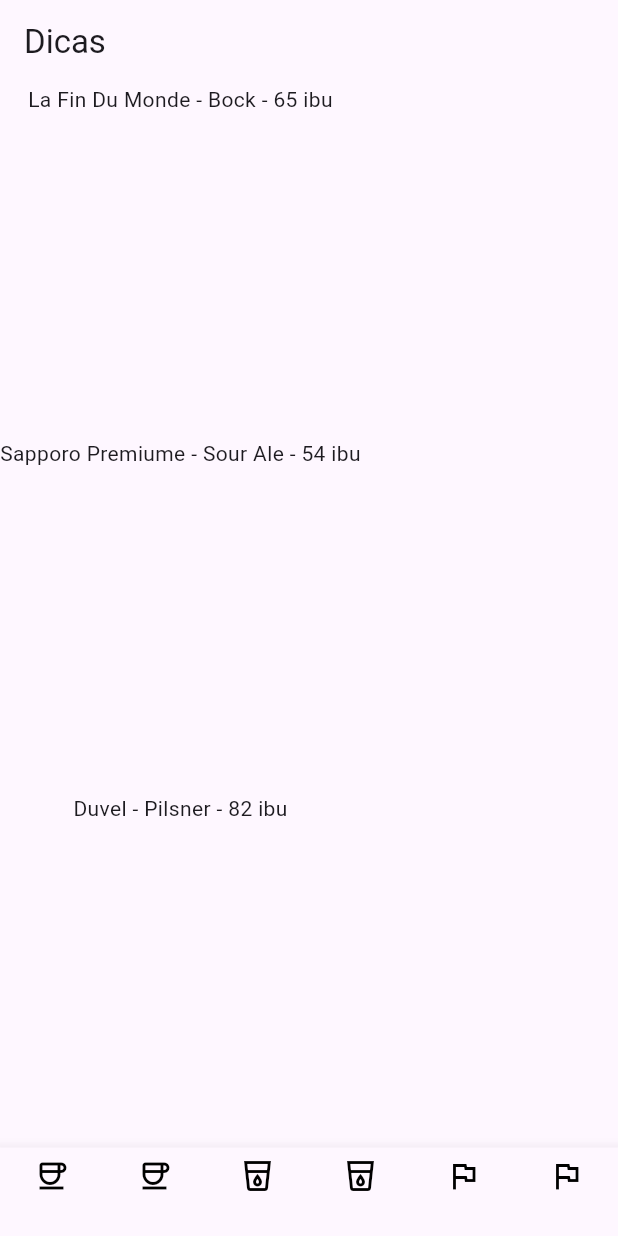
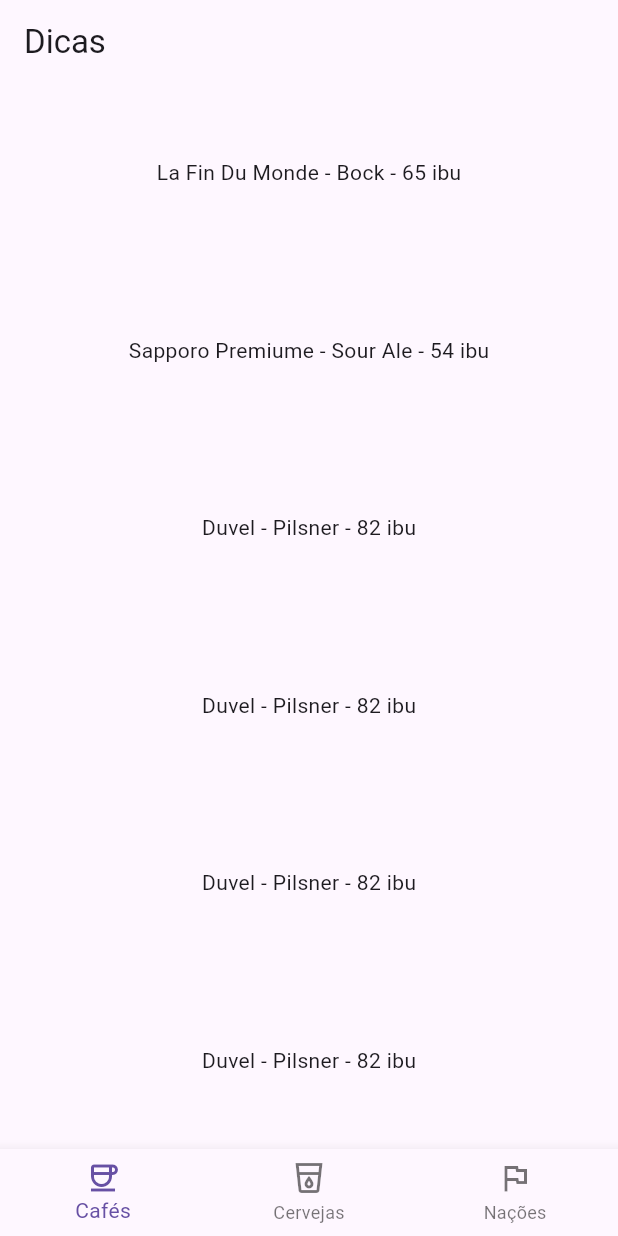
Before and after one commit to Kaiom20/Poo, a Flutter app: the screen it shows after launch, on a phone screen of 412 x 824 dp. Run offline on Flutter 3.47's test engine with Material 3 defaults, Android fonts, the phone set to English and light mode, and no system bars.

Commit message:
Receita 03

```diff
--- a/lib/main.dart
+++ b/lib/main.dart
@@ -1,84 +1,6 @@
 import 'package:flutter/material.dart';
 
-class NewNavBar extends StatelessWidget{
-  final List<Icon> icones;
 
-  NewNavBar(this.icones, {super.key});
-
-  void botaoFoiTocado(int index) {
-    print("Tocaram no botão $index");
-  }
-
-  @override
-  Widget build(BuildContext context) {
-    return BottomNavigationBar(
-      onTap: botaoFoiTocado,
-      type: BottomNavigationBarType.fixed,
-      selectedItemColor: Colors.black,
-      unselectedItemColor: Colors.black,
-      items: icones
-          .map((icone) => BottomNavigationBarItem(
-              icon: icone,
-              label: "",
-          ))
-          .toList()
-    );
-  }
-}
-
-class ShowDrinks extends StatelessWidget{
-  ShowDrinks();
-
-@override
-Widget build(BuildContext context) {
-  return Column(children: [
-          Expanded(
-            child: Text("La Fin Du Monde - Bock - 65 ibu"),
-          ),
-          Expanded(
-            child: Text("Sapporo Premiume - Sour Ale - 54 ibu"),
-          ),
-          Expanded(
-            child: Text("Duvel - Pilsner - 82 ibu"),
-          ),
-        ]);
-  }
-}
-
-class MyApp extends StatelessWidget{
-  MyApp();
-
-  @override
-  Widget build(BuildContext context) {
-    return MaterialApp(
-
-      theme: ThemeData(primarySwatch: Colors.deepPurple),
-
-      home: Scaffold(
-
-        appBar: CustomAppBar(),
-
-        body: ShowDrinks(),
-
-        bottomNavigationBar: NewNavBar([
-          Icon(Icons.coffee_outlined),
-          Icon(Icons.coffee_outlined),
-          Icon(Icons.local_drink_outlined),
-          Icon(Icons.local_drink_outlined),
-          Icon(Icons.flag_outlined),
-          Icon(Icons.flag_outlined),
-        ]),
-
-      ));
-
-  }
-}
-
-class CustomAppBar extends AppBar{
-  CustomAppBar() : super(
-    title: Text("Dicas"),
-  );
-}
 
 void main() {
 
@@ -87,3 +9,109 @@
   runApp(app);
 
 }
+
+
+
+
+
+class MyApp extends StatelessWidget {
+
+  @override
+
+  Widget build(BuildContext context) {
+
+    return MaterialApp(
+
+        theme: ThemeData(primarySwatch: Colors.deepPurple),
+
+        debugShowCheckedModeBanner: false,
+
+        home: Scaffold(
+
+          appBar: AppBar(
+
+            title: const Text("Dicas"),
+
+          ),
+
+          body: DataBodyWidget(objects: [
+            "La Fin Du Monde - Bock - 65 ibu",
+            "Sapporo Premiume - Sour Ale - 54 ibu",
+            "Duvel - Pilsner - 82 ibu",
+            "Duvel - Pilsner - 82 ibu",
+            "Duvel - Pilsner - 82 ibu",
+            "Duvel - Pilsner - 82 ibu"
+          ]),
+
+          bottomNavigationBar: NewNavBar(),
+
+        ));
+
+  }
+
+}
+
+
+
+class NewNavBar extends StatelessWidget {
+
+  NewNavBar();
+
+
+
+  void botaoFoiTocado(int index) {
+
+    print("Tocaram no botão $index");
+
+  }
+
+
+
+  @override
+
+  Widget build(BuildContext context) {
+
+    return BottomNavigationBar(onTap: botaoFoiTocado, items: const [
+
+      BottomNavigationBarItem(
+
+        label: "Cafés",
+
+        icon: Icon(Icons.coffee_outlined),
+
+      ),
+
+      BottomNavigationBarItem(
+
+          label: "Cervejas", icon: Icon(Icons.local_drink_outlined)),
+
+      BottomNavigationBarItem(label: "Nações", icon: Icon(Icons.flag_outlined))
+
+    ]);
+
+  }
+
+}
+
+
+
+class DataBodyWidget extends StatelessWidget {
+  List<String> objects;
+  DataBodyWidget( {this.objects = const [] });
+
+  Expanded processarUmElemento(String obj){
+
+    return Expanded(
+          child: Center(child: Text(obj)),
+        );
+  }
+  @override
+  Widget build(BuildContext context) {
+
+    return Column(children: objects.map(
+      (obj) => Expanded(
+        child: Center(child: Text(obj)),
+        )
+      ).toList());
+  }
+}
```
